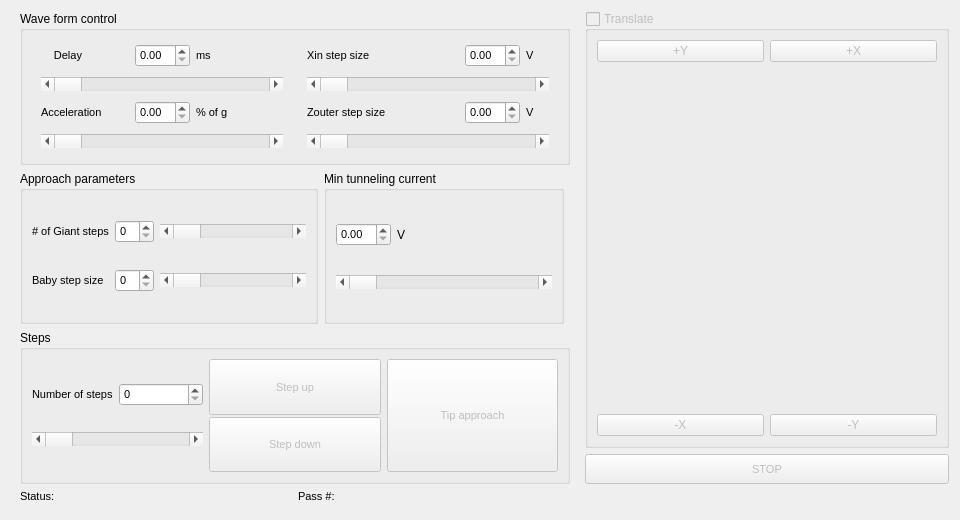
The window that pyqt5 STM software/ui/TipApproach.ui (freestylexyz/STM-pyqt5-software) describes before a commit, drawn with Qt 5.
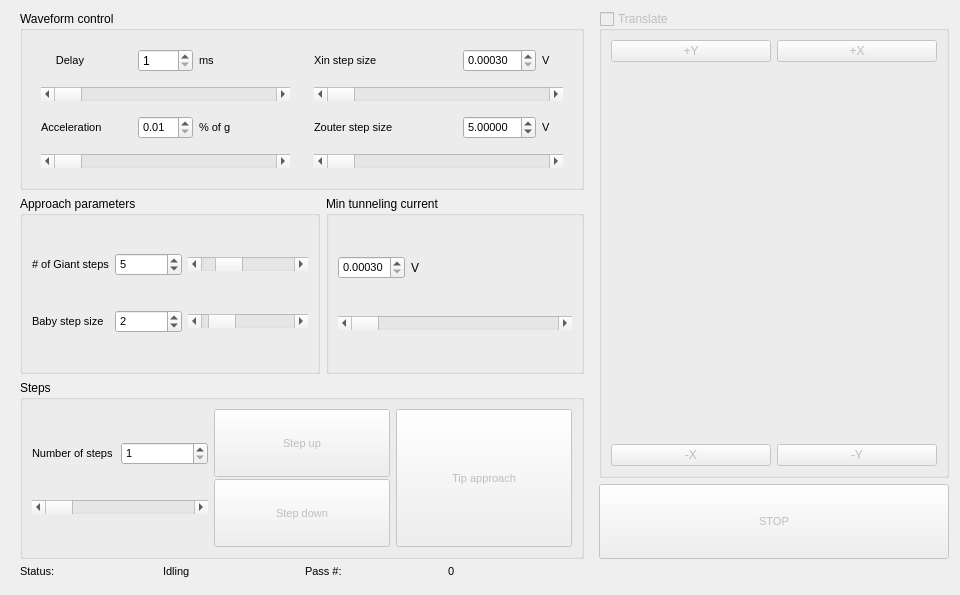
The same window after the commit. Icons and pictures are not drawn.

Patch:
```diff
--- a/pyqt5 STM software/ui/TipApproach.ui
+++ b/pyqt5 STM software/ui/TipApproach.ui
@@ -10,11 +10,11 @@
     <x>0</x>
     <y>0</y>
     <width>960</width>
-    <height>520</height>
+    <height>595</height>
    </rect>
   </property>
   <property name="sizePolicy">
-   <sizepolicy hsizetype="Minimum" vsizetype="Minimum">
+   <sizepolicy hsizetype="Fixed" vsizetype="Fixed">
     <horstretch>0</horstretch>
     <verstretch>0</verstretch>
    </sizepolicy>
@@ -77,7 +77,7 @@
       <item row="0" column="1">
        <widget class="QLabel" name="label_Status_Status">
         <property name="text">
-         <string/>
+         <string>Idling</string>
         </property>
         <property name="alignment">
          <set>Qt::AlignBottom|Qt::AlignLeading|Qt::AlignLeft</set>
@@ -95,9 +95,9 @@
        </widget>
       </item>
       <item row="0" column="3">
-       <widget class="QLabel" name="label_Pass_Status">
+       <widget class="QLabel" name="label_Pass">
         <property name="text">
-         <string/>
+         <string>0</string>
         </property>
         <property name="alignment">
          <set>Qt::AlignBottom|Qt::AlignLeading|Qt::AlignLeft</set>
@@ -209,39 +209,41 @@
                </widget>
               </item>
               <item>
-               <widget class="QSpinBox" name="spinBox_NumInput_Steps">
+               <widget class="QSpinBox" name="spinBox_StepNum">
                 <property name="font">
                  <font>
                   <pointsize>8</pointsize>
                  </font>
                 </property>
+                <property name="minimum">
+                 <number>1</number>
+                </property>
+                <property name="maximum">
+                 <number>30000</number>
+                </property>
                </widget>
               </item>
              </layout>
             </item>
             <item>
-             <widget class="QScrollBar" name="scrollBar_NumInput_Steps">
+             <widget class="QScrollBar" name="scrollBar_StepNum">
+              <property name="minimum">
+               <number>1</number>
+              </property>
+              <property name="maximum">
+               <number>30000</number>
+              </property>
+              <property name="singleStep">
+               <number>1</number>
+              </property>
+              <property name="pageStep">
+               <number>10</number>
+              </property>
               <property name="orientation">
                <enum>Qt::Horizontal</enum>
               </property>
              </widget>
             </item>
-            <item>
-             <spacer name="horizontalSpacer_2">
-              <property name="orientation">
-               <enum>Qt::Horizontal</enum>
-              </property>
-              <property name="sizeType">
-               <enum>QSizePolicy::Minimum</enum>
-              </property>
-              <property name="sizeHint" stdset="0">
-               <size>
-                <width>40</width>
-                <height>0</height>
-               </size>
-              </property>
-             </spacer>
-            </item>
            </layout>
           </widget>
          </item>
@@ -305,22 +307,6 @@
               </property>
              </widget>
             </item>
-            <item>
-             <spacer name="horizontalSpacer_3">
-              <property name="orientation">
-               <enum>Qt::Horizontal</enum>
-              </property>
-              <property name="sizeType">
-               <enum>QSizePolicy::Minimum</enum>
-              </property>
-              <property name="sizeHint" stdset="0">
-               <size>
-                <width>40</width>
-                <height>0</height>
-               </size>
-              </property>
-             </spacer>
-            </item>
            </layout>
           </widget>
          </item>
@@ -332,26 +318,58 @@
         <property name="enabled">
          <bool>true</bool>
         </property>
+        <property name="sizePolicy">
+         <sizepolicy hsizetype="Minimum" vsizetype="Preferred">
+          <horstretch>0</horstretch>
+          <verstretch>0</verstretch>
+         </sizepolicy>
+        </property>
+        <property name="minimumSize">
+         <size>
+          <width>300</width>
+          <height>0</height>
+         </size>
+        </property>
         <property name="title">
          <string>Approach parameters</string>
         </property>
         <layout class="QGridLayout" name="gridLayout_4">
-         <item row="3" column="2">
-          <widget class="QScrollBar" name="scrollBar_BstepInput_ApprPar">
-           <property name="sizePolicy">
-            <sizepolicy hsizetype="Minimum" vsizetype="Fixed">
-             <horstretch>0</horstretch>
-             <verstretch>0</verstretch>
-            </sizepolicy>
+         <item row="1" column="1">
+          <widget class="QSpinBox" name="spinBox_Giant">
+           <property name="font">
+            <font>
+             <pointsize>8</pointsize>
+            </font>
            </property>
-           <property name="minimumSize">
-            <size>
-             <width>120</width>
-             <height>0</height>
-            </size>
+           <property name="minimum">
+            <number>1</number>
            </property>
-           <property name="orientation">
-            <enum>Qt::Horizontal</enum>
+           <property name="maximum">
+            <number>20</number>
+           </property>
+           <property name="singleStep">
+            <number>1</number>
+           </property>
+           <property name="value">
+            <number>5</number>
+           </property>
+          </widget>
+         </item>
+         <item row="2" column="1">
+          <widget class="QSpinBox" name="spinBox_Baby">
+           <property name="font">
+            <font>
+             <pointsize>8</pointsize>
+            </font>
+           </property>
+           <property name="minimum">
+            <number>1</number>
+           </property>
+           <property name="maximum">
+            <number>10</number>
+           </property>
+           <property name="value">
+            <number>2</number>
            </property>
           </widget>
          </item>
@@ -373,25 +391,7 @@
            </property>
           </widget>
          </item>
-         <item row="3" column="1">
-          <widget class="QSpinBox" name="spinBox_GstepInput_ApprPar">
-           <property name="font">
-            <font>
-             <pointsize>8</pointsize>
-            </font>
-           </property>
-          </widget>
-         </item>
-         <item row="1" column="1">
-          <widget class="QSpinBox" name="spinBox_BstepInput_ApprPar">
-           <property name="font">
-            <font>
-             <pointsize>8</pointsize>
-            </font>
-           </property>
-          </widget>
-         </item>
-         <item row="3" column="0">
+         <item row="2" column="0">
           <widget class="QLabel" name="label_10">
            <property name="sizePolicy">
             <sizepolicy hsizetype="Minimum" vsizetype="Preferred">
@@ -409,37 +409,67 @@
            </property>
           </widget>
          </item>
-         <item row="1" column="2">
-          <widget class="QScrollBar" name="scrollBar_GstepInput_ApprPar">
-           <property name="sizePolicy">
-            <sizepolicy hsizetype="Minimum" vsizetype="Fixed">
-             <horstretch>0</horstretch>
-             <verstretch>0</verstretch>
-            </sizepolicy>
-           </property>
-           <property name="minimumSize">
-            <size>
-             <width>120</width>
-             <height>0</height>
-            </size>
-           </property>
-           <property name="orientation">
-            <enum>Qt::Horizontal</enum>
-           </property>
-          </widget>
-         </item>
          <item row="2" column="2">
-          <spacer name="horizontalSpacer_4">
+          <widget class="QScrollBar" name="scrollBar_Baby">
+           <property name="sizePolicy">
+            <sizepolicy hsizetype="Minimum" vsizetype="Fixed">
+             <horstretch>0</horstretch>
+             <verstretch>0</verstretch>
+            </sizepolicy>
+           </property>
+           <property name="minimumSize">
+            <size>
+             <width>120</width>
+             <height>0</height>
+            </size>
+           </property>
+           <property name="minimum">
+            <number>1</number>
+           </property>
+           <property name="maximum">
+            <number>10</number>
+           </property>
+           <property name="pageStep">
+            <number>2</number>
+           </property>
+           <property name="value">
+            <number>2</number>
+           </property>
            <property name="orientation">
             <enum>Qt::Horizontal</enum>
            </property>
-           <property name="sizeHint" stdset="0">
+          </widget>
+         </item>
+         <item row="1" column="2">
+          <widget class="QScrollBar" name="scrollBar_Giant">
+           <property name="sizePolicy">
+            <sizepolicy hsizetype="Minimum" vsizetype="Fixed">
+             <horstretch>0</horstretch>
+             <verstretch>0</verstretch>
+            </sizepolicy>
+           </property>
+           <property name="minimumSize">
             <size>
-             <width>40</width>
+             <width>120</width>
              <height>0</height>
             </size>
            </property>
-          </spacer>
+           <property name="minimum">
+            <number>1</number>
+           </property>
+           <property name="maximum">
+            <number>20</number>
+           </property>
+           <property name="pageStep">
+            <number>2</number>
+           </property>
+           <property name="value">
+            <number>5</number>
+           </property>
+           <property name="orientation">
+            <enum>Qt::Horizontal</enum>
+           </property>
+          </widget>
          </item>
         </layout>
        </widget>
@@ -450,13 +480,19 @@
          <bool>true</bool>
         </property>
         <property name="sizePolicy">
-         <sizepolicy hsizetype="Preferred" vsizetype="Minimum">
+         <sizepolicy hsizetype="Minimum" vsizetype="Minimum">
           <horstretch>0</horstretch>
           <verstretch>0</verstretch>
          </sizepolicy>
         </property>
+        <property name="minimumSize">
+         <size>
+          <width>500</width>
+          <height>0</height>
+         </size>
+        </property>
         <property name="title">
-         <string>Wave form control</string>
+         <string>Waveform control</string>
         </property>
         <layout class="QGridLayout" name="gridLayout_9">
          <item row="0" column="0">
@@ -475,20 +511,32 @@
              <number>0</number>
             </property>
             <item row="3" column="0" colspan="5">
-             <widget class="QScrollBar" name="horizontalScrollBar_2">
+             <widget class="QScrollBar" name="scrollBar_Accel">
               <property name="enabled">
                <bool>true</bool>
               </property>
+              <property name="minimum">
+               <number>1</number>
+              </property>
+              <property name="maximum">
+               <number>1000</number>
+              </property>
               <property name="orientation">
                <enum>Qt::Horizontal</enum>
               </property>
              </widget>
             </item>
             <item row="1" column="0" colspan="5">
-             <widget class="QScrollBar" name="horizontalScrollBar">
+             <widget class="QScrollBar" name="scrollBar_Delay">
               <property name="enabled">
                <bool>true</bool>
               </property>
+              <property name="minimum">
+               <number>1000</number>
+              </property>
+              <property name="maximum">
+               <number>30000</number>
+              </property>
               <property name="orientation">
                <enum>Qt::Horizontal</enum>
               </property>
@@ -557,20 +605,8 @@
               </property>
              </widget>
             </item>
-            <item row="0" column="2">
-             <widget class="QDoubleSpinBox" name="spinBox_DelayInput_WaveForm">
-              <property name="enabled">
-               <bool>true</bool>
-              </property>
-              <property name="font">
-               <font>
-                <pointsize>8</pointsize>
-               </font>
-              </property>
-             </widget>
-            </item>
             <item row="2" column="2">
-             <widget class="QDoubleSpinBox" name="spinBox_AcceInput_WaveForm">
+             <widget class="QDoubleSpinBox" name="spinBox_Accel">
               <property name="enabled">
                <bool>true</bool>
               </property>
@@ -579,6 +615,12 @@
                 <pointsize>8</pointsize>
                </font>
               </property>
+              <property name="minimum">
+               <double>0.010000000000000</double>
+              </property>
+              <property name="maximum">
+               <double>10.000000000000000</double>
+              </property>
              </widget>
             </item>
             <item row="2" column="3">
@@ -593,6 +635,16 @@
               </property>
              </widget>
             </item>
+            <item row="0" column="2">
+             <widget class="QSpinBox" name="spinBox_Delay">
+              <property name="minimum">
+               <number>1</number>
+              </property>
+              <property name="maximum">
+               <number>30</number>
+              </property>
+             </widget>
+            </item>
            </layout>
           </widget>
          </item>
@@ -618,18 +670,66 @@
              </widget>
             </item>
             <item row="1" column="0" colspan="6">
-             <widget class="QScrollBar" name="scrollBar_XstepInput_WaveForm">
+             <widget class="QScrollBar" name="scrollBar_Xstep">
               <property name="enabled">
                <bool>true</bool>
               </property>
+              <property name="minimum">
+               <number>1</number>
+              </property>
               <property name="maximum">
-               <number>65535</number>
+               <number>32767</number>
               </property>
               <property name="orientation">
                <enum>Qt::Horizontal</enum>
               </property>
              </widget>
             </item>
+            <item row="0" column="4">
+             <widget class="QDoubleSpinBox" name="spinBox_Xstep">
+              <property name="enabled">
+               <bool>true</bool>
+              </property>
+              <property name="font">
+               <font>
+                <pointsize>8</pointsize>
+               </font>
+              </property>
+              <property name="decimals">
+               <number>5</number>
+              </property>
+              <property name="minimum">
+               <double>0.000300000000000</double>
+              </property>
+              <property name="maximum">
+               <double>10.000000000000000</double>
+              </property>
+             </widget>
+            </item>
+            <item row="2" column="4">
+             <widget class="QDoubleSpinBox" name="spinBox_Zstep">
+              <property name="enabled">
+               <bool>true</bool>
+              </property>
+              <property name="font">
+               <font>
+                <pointsize>8</pointsize>
+               </font>
+              </property>
+              <property name="decimals">
+               <number>5</number>
+              </property>
+              <property name="minimum">
+               <double>0.000300000000000</double>
+              </property>
+              <property name="maximum">
+               <double>10.000000000000000</double>
+              </property>
+              <property name="value">
+               <double>5.000000000000000</double>
+              </property>
+             </widget>
+            </item>
             <item row="0" column="0">
              <widget class="QLabel" name="label_5">
               <property name="sizePolicy">
@@ -666,19 +766,6 @@
               </property>
              </widget>
             </item>
-            <item row="3" column="0" colspan="6">
-             <widget class="QScrollBar" name="scrollBar_ZstepInput_WaveForm">
-              <property name="enabled">
-               <bool>true</bool>
-              </property>
-              <property name="maximum">
-               <number>65535</number>
-              </property>
-              <property name="orientation">
-               <enum>Qt::Horizontal</enum>
-              </property>
-             </widget>
-            </item>
             <item row="0" column="5">
              <widget class="QLabel" name="label_6">
               <property name="font">
@@ -691,27 +778,19 @@
               </property>
              </widget>
             </item>
-            <item row="2" column="4">
-             <widget class="QDoubleSpinBox" name="spinBox_ZouterInput_WaveForm">
+            <item row="3" column="0" colspan="6">
+             <widget class="QScrollBar" name="scrollBar_Zstep">
               <property name="enabled">
                <bool>true</bool>
               </property>
-              <property name="font">
-               <font>
-                <pointsize>8</pointsize>
-               </font>
+              <property name="minimum">
+               <number>1</number>
               </property>
-             </widget>
-            </item>
-            <item row="0" column="4">
-             <widget class="QDoubleSpinBox" name="spinBox_XstepInput_WaveForm">
-              <property name="enabled">
-               <bool>true</bool>
+              <property name="maximum">
+               <number>32767</number>
               </property>
-              <property name="font">
-               <font>
-                <pointsize>8</pointsize>
-               </font>
+              <property name="orientation">
+               <enum>Qt::Horizontal</enum>
               </property>
              </widget>
             </item>
@@ -721,7 +800,7 @@
         </layout>
        </widget>
       </item>
-      <item row="1" column="1">
+      <item row="1" column="1" colspan="2">
        <widget class="QGroupBox" name="groupBox_MInCurr_TipAppr">
         <property name="enabled">
          <bool>true</bool>
@@ -734,7 +813,7 @@
         </property>
         <property name="minimumSize">
          <size>
-          <width>240</width>
+          <width>200</width>
           <height>0</height>
          </size>
         </property>
@@ -742,15 +821,8 @@
          <string>Min tunneling current</string>
         </property>
         <layout class="QGridLayout" name="gridLayout_11">
-         <item row="0" column="1">
-          <widget class="QLabel" name="label_13">
-           <property name="text">
-            <string>V</string>
-           </property>
-          </widget>
-         </item>
          <item row="0" column="0">
-          <widget class="QDoubleSpinBox" name="spinBox_Input_MInCurr">
+          <widget class="QDoubleSpinBox" name="spinBox_MInCurr">
            <property name="sizePolicy">
             <sizepolicy hsizetype="Maximum" vsizetype="Fixed">
              <horstretch>0</horstretch>
@@ -769,37 +841,43 @@
              <underline>false</underline>
             </font>
            </property>
+           <property name="decimals">
+            <number>5</number>
+           </property>
+           <property name="minimum">
+            <double>0.000300000000000</double>
+           </property>
+           <property name="maximum">
+            <double>3.000000000000000</double>
+           </property>
+          </widget>
+         </item>
+         <item row="0" column="1">
+          <widget class="QLabel" name="label_13">
+           <property name="text">
+            <string>V</string>
+           </property>
           </widget>
          </item>
          <item row="5" column="0" colspan="2">
-          <widget class="QScrollBar" name="scrollBar_Input_MInCurr">
+          <widget class="QScrollBar" name="scrollBar_MInCurr">
            <property name="minimumSize">
             <size>
              <width>160</width>
              <height>0</height>
             </size>
            </property>
+           <property name="minimum">
+            <number>1</number>
+           </property>
+           <property name="maximum">
+            <number>9600</number>
+           </property>
            <property name="orientation">
             <enum>Qt::Horizontal</enum>
            </property>
           </widget>
          </item>
-         <item row="6" column="0" colspan="2">
-          <spacer name="horizontalSpacer">
-           <property name="orientation">
-            <enum>Qt::Horizontal</enum>
-           </property>
-           <property name="sizeType">
-            <enum>QSizePolicy::Expanding</enum>
-           </property>
-           <property name="sizeHint" stdset="0">
-            <size>
-             <width>40</width>
-             <height>0</height>
-            </size>
-           </property>
-          </spacer>
-         </item>
         </layout>
        </widget>
       </item>
@@ -812,7 +890,7 @@
       <bool>false</bool>
      </property>
      <property name="sizePolicy">
-      <sizepolicy hsizetype="Minimum" vsizetype="Minimum">
+      <sizepolicy hsizetype="Fixed" vsizetype="Minimum">
        <horstretch>0</horstretch>
        <verstretch>0</verstretch>
       </sizepolicy>
@@ -823,6 +901,12 @@
        <height>0</height>
       </size>
      </property>
+     <property name="maximumSize">
+      <size>
+       <width>350</width>
+       <height>16777215</height>
+      </size>
+     </property>
      <property name="title">
       <string>Translate</string>
      </property>
@@ -847,6 +931,12 @@
       </property>
       <item row="0" column="1">
        <widget class="QPushButton" name="pushButton_Xfwd_Trans">
+        <property name="sizePolicy">
+         <sizepolicy hsizetype="Expanding" vsizetype="Fixed">
+          <horstretch>0</horstretch>
+          <verstretch>0</verstretch>
+         </sizepolicy>
+        </property>
         <property name="text">
          <string>+X</string>
         </property>
@@ -854,6 +944,12 @@
       </item>
       <item row="3" column="1">
        <widget class="QPushButton" name="pushButton_Ybkwd_Trans">
+        <property name="sizePolicy">
+         <sizepolicy hsizetype="Expanding" vsizetype="Fixed">
+          <horstretch>0</horstretch>
+          <verstretch>0</verstretch>
+         </sizepolicy>
+        </property>
         <property name="text">
          <string>-Y</string>
         </property>
@@ -861,6 +957,12 @@
       </item>
       <item row="0" column="0">
        <widget class="QPushButton" name="pushButton_Yfwd_Trans">
+        <property name="sizePolicy">
+         <sizepolicy hsizetype="Expanding" vsizetype="Fixed">
+          <horstretch>0</horstretch>
+          <verstretch>0</verstretch>
+         </sizepolicy>
+        </property>
         <property name="text">
          <string>+Y</string>
         </property>
@@ -868,23 +970,32 @@
       </item>
       <item row="3" column="0">
        <widget class="QPushButton" name="pushButton_Xbkwd_Trans">
+        <property name="sizePolicy">
+         <sizepolicy hsizetype="Expanding" vsizetype="Fixed">
+          <horstretch>0</horstretch>
+          <verstretch>0</verstretch>
+         </sizepolicy>
+        </property>
         <property name="text">
          <string>-X</string>
         </property>
        </widget>
       </item>
-      <item row="1" column="0" colspan="2">
+      <item row="1" column="0" rowspan="2" colspan="2">
        <widget class="QLabel" name="label_ScannerPiezo_TipAppr">
+        <property name="enabled">
+         <bool>false</bool>
+        </property>
         <property name="sizePolicy">
-         <sizepolicy hsizetype="Fixed" vsizetype="Fixed">
+         <sizepolicy hsizetype="Ignored" vsizetype="Ignored">
           <horstretch>0</horstretch>
           <verstretch>0</verstretch>
          </sizepolicy>
         </property>
         <property name="minimumSize">
          <size>
-          <width>340</width>
-          <height>340</height>
+          <width>170</width>
+          <height>170</height>
          </size>
         </property>
         <property name="text">
@@ -902,16 +1013,22 @@
     </widget>
    </item>
    <item row="1" column="1">
-    <widget class="QPushButton" name="pushButton_STOP_Steps">
+    <widget class="QPushButton" name="pushButton_Stop">
      <property name="enabled">
       <bool>false</bool>
      </property>
      <property name="sizePolicy">
-      <sizepolicy hsizetype="Minimum" vsizetype="Minimum">
+      <sizepolicy hsizetype="Maximum" vsizetype="Minimum">
        <horstretch>0</horstretch>
        <verstretch>0</verstretch>
       </sizepolicy>
      </property>
+     <property name="maximumSize">
+      <size>
+       <width>350</width>
+       <height>75</height>
+      </size>
+     </property>
      <property name="font">
       <font>
        <pointsize>8</pointsize>
```
